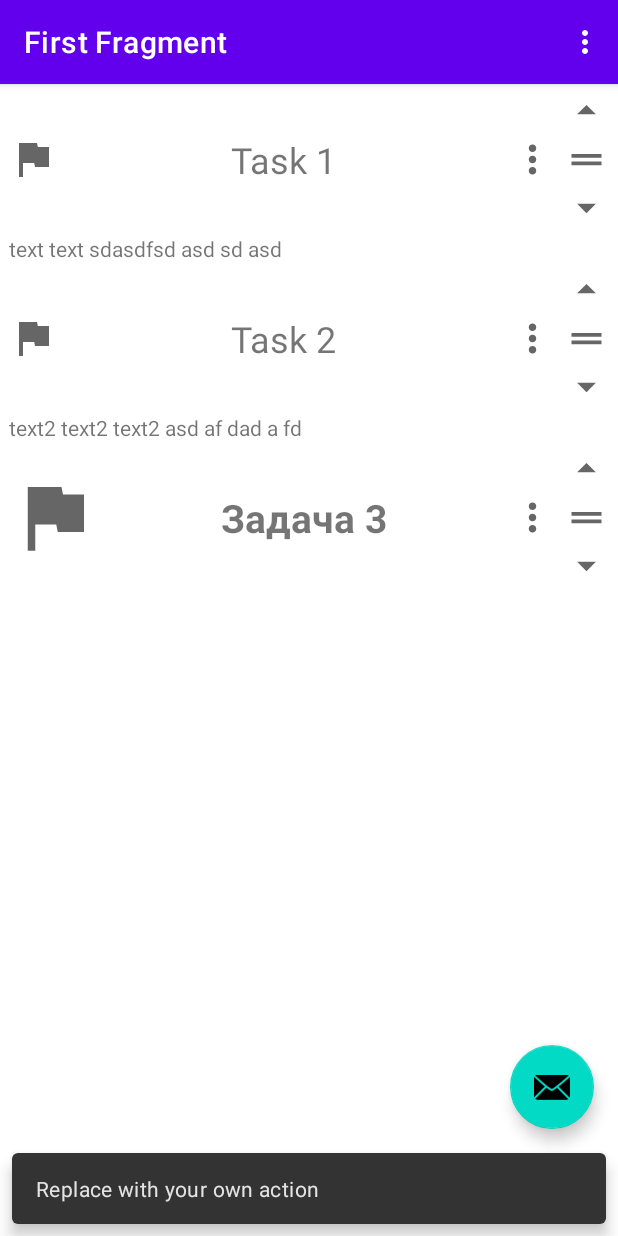
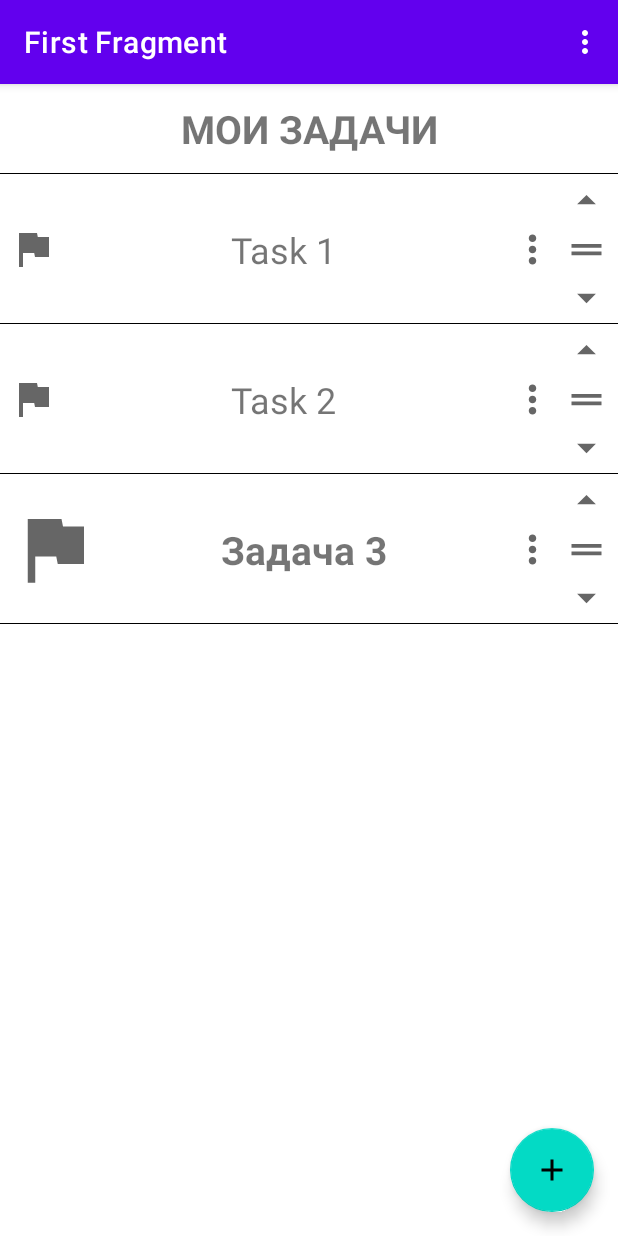
Before and after one commit to alex-eaa/TaskList, an Android app: the screen it shows after launch (MainActivity), after a tap on an icon or button, on a phone screen of 412 x 824 dp. Run offline under Robolectric (Android 15) with nearby library versions, the phone set to English and light mode, and no system bars; our stand-ins replace Room's generated code, RxJava, navigation-ui.

Commit message:
Add code

```diff
--- a/app/src/main/java/com/example/tasklist/ConvertUtils.kt
+++ b/app/src/main/java/com/example/tasklist/ConvertUtils.kt
@@ -7,7 +7,7 @@ fun convertTaskToEntity(task: Task): TaskEntity {
         position = task.position,
         title = task.title,
         content = task.content,
-        isHighPriority = task.isHighPriority.toString(),
+        type = task.type,
         isCompleted = task.isCompleted.toString(),
         dateCreation = task.dateCreation,
     )
@@ -20,7 +20,7 @@ fun convertEntityToTask(taskEntity: TaskEntity): Task {
         position = taskEntity.position,
         title = taskEntity.title,
         content = taskEntity.content,
-        isHighPriority = taskEntity.isHighPriority.toBoolean(),
+        type = taskEntity.type,
         isCompleted = taskEntity.isCompleted.toBoolean(),
         dateCreation = taskEntity.dateCreation,
     )
--- a/app/src/main/java/com/example/tasklist/FirstFragment.kt
+++ b/app/src/main/java/com/example/tasklist/FirstFragment.kt
@@ -48,17 +48,9 @@ class FirstFragment : Fragment() {
     override fun onViewCreated(view: View, savedInstanceState: Bundle?) {
         super.onViewCreated(view, savedInstanceState)
 
+        initView()
+
         binding.recyclerView.adapter = adapter
-
-        viewModel.saveTaskToDB(
-            Task(null, 1, "Task 1", "text text sdasdfsd asd sd asd ", false, false, "2021-10")
-        )
-        viewModel.saveTaskToDB(
-            Task(null, 2, "Task 2", "text2 text2 text2 asd af dad a fd ", false, false, "2021-10")
-        )
-        viewModel.saveTaskToDB(
-            Task(null, 3, "Задача 3", "text2 text2 text2 asd af dad a fd  ывоарплфыва ыфвларопфлоырапфыл валоыврп аылфв", true, false, "2021-10")
-        )
 
         viewModel.taskLiveData
             .observe(viewLifecycleOwner, {
@@ -71,6 +63,37 @@ class FirstFragment : Fragment() {
         viewModel.getAllTask()
     }
 
+    private fun initView(){
+        binding.fab.setOnClickListener { view ->
+            viewModel.saveTaskToDB(
+                Task(null, 1, "Task 1", "text text sdasdfsd asd sd asd ", TYPE_STANDARD_PRIORITY, false, "2021-10")
+            )
+            viewModel.saveTaskToDB(
+                Task(
+                    null,
+                    2,
+                    "Task 2",
+                    "text2 text2 text2 asd af dad a fd ",
+                    TYPE_STANDARD_PRIORITY,
+                    false,
+                    "2021-10"
+                )
+            )
+            viewModel.saveTaskToDB(
+                Task(
+                    null,
+                    3,
+                    "Задача 3",
+                    "text2 text2 text2 asd af dad a fd  ывоарплфыва ыфвларопфлоырапфыл валоыврп аылфв",
+                    TYPE_HIGH_PRIORITY,
+                    false,
+                    "2021-10"
+                )
+            )
+        }
+    }
+
+
     override fun onDestroyView() {
         super.onDestroyView()
         _binding = null
--- a/app/src/main/java/com/example/tasklist/MainActivity.kt
+++ b/app/src/main/java/com/example/tasklist/MainActivity.kt
@@ -27,11 +27,6 @@ class MainActivity : AppCompatActivity() {
         val navController = findNavController(R.id.nav_host_fragment_content_main)
         appBarConfiguration = AppBarConfiguration(navController.graph)
         setupActionBarWithNavController(navController, appBarConfiguration)
-
-        binding.fab.setOnClickListener { view ->
-            Snackbar.make(view, "Replace with your own action", Snackbar.LENGTH_LONG)
-                .setAction("Action", null).show()
-        }
     }
 
     override fun onCreateOptionsMenu(menu: Menu): Boolean {
--- a/app/src/main/java/com/example/tasklist/RecyclerAdapter.kt
+++ b/app/src/main/java/com/example/tasklist/RecyclerAdapter.kt
@@ -1,32 +1,39 @@
 package com.example.tasklist
 
+import android.util.Log
 import android.view.LayoutInflater
 import android.view.View
 import android.view.ViewGroup
+import android.widget.TextView
 import androidx.appcompat.widget.AppCompatTextView
 import androidx.recyclerview.widget.RecyclerView
+
 
 class RecyclerAdapter(
     private var onListItemClickListener: OnListItemClickListener
 ) : RecyclerView.Adapter<RecyclerView.ViewHolder>() {
 
-    companion object {
-        private const val TYPE_STANDARD_PRIORITY = 0
-        private const val TYPE_HIGH_PRIORITY = 1
-        private const val TYPE_TITLE = 2
-    }
+    private var data: MutableList<Task> = mutableListOf()
 
-    private var data: List<Task> = listOf<Task>()
-
-    fun setData(data: List<Task>){
-        this.data = data
+    fun setData(data: List<Task>) {
+        this.data = data.toMutableList()
+        this.data.add(0, Task(type = TYPE_HEADER, title = "МОИ ЗАДАЧИ"))
+        Log.d("APP", this.data.toString())
     }
 
     override fun onCreateViewHolder(parent: ViewGroup, viewType: Int): RecyclerView.ViewHolder {
         val inflater = LayoutInflater.from(parent.context)
-        return if (viewType == TYPE_STANDARD_PRIORITY) {
-            StandardViewHolder(inflater.inflate(R.layout.recycler_item_task, parent, false) as View)
-        } else {
+        return when (viewType) {
+            TYPE_STANDARD_PRIORITY -> {
+                StandardViewHolder(
+                    inflater.inflate(
+                        R.layout.recycler_item_task,
+                        parent,
+                        false
+                    ) as View
+                )
+            }
+            TYPE_HIGH_PRIORITY -> {
                 HighViewHolder(
                     inflater.inflate(
                         R.layout.recycler_item_task_high_priority,
@@ -35,15 +42,33 @@ class RecyclerAdapter(
                     ) as View
                 )
             }
+            else -> {
+                HeaderViewHolder(
+                    inflater.inflate(
+                        R.layout.recycler_item_header,
+                        parent,
+                        false
+                    ) as View
+                )
+            }
+        }
+
     }
 
     override fun onBindViewHolder(holder: RecyclerView.ViewHolder, position: Int) {
-        if (getItemViewType(position) == TYPE_STANDARD_PRIORITY){
+        when (getItemViewType(position)) {
+            TYPE_STANDARD_PRIORITY -> {
                 holder as StandardViewHolder
                 holder.bind(data[position])
-        }else{
+            }
+            TYPE_HIGH_PRIORITY -> {
                 holder as HighViewHolder
                 holder.bind(data[position])
+            }
+            else -> {
+                holder as HeaderViewHolder
+                holder.bind(data[position])
+            }
         }
     }
 
@@ -52,23 +77,45 @@ class RecyclerAdapter(
     }
 
     override fun getItemViewType(position: Int): Int {
-        return if (data[position].isHighPriority) TYPE_HIGH_PRIORITY
-        else TYPE_STANDARD_PRIORITY
+        return data[position].type
     }
 
     inner class StandardViewHolder(view: View) : RecyclerView.ViewHolder(view) {
+        var visible: Boolean = false
         fun bind(data: Task) {
-            itemView.findViewById<AppCompatTextView>(R.id.title).text = data.title
-            itemView.findViewById<AppCompatTextView>(R.id.content).text = data.content
+            itemView.findViewById<TextView>(R.id.title).text = data.title
+            val content = itemView.findViewById<TextView>(R.id.content)
+            content.text = data.content
+
+            itemView.setOnClickListener {
+                visible = !visible
+                if (visible) content.visibility = View.VISIBLE
+                else content.visibility = View.GONE
+            }
         }
     }
 
     inner class HighViewHolder(view: View) : RecyclerView.ViewHolder(view) {
+        var visible: Boolean = false
         fun bind(data: Task) {
             itemView.findViewById<AppCompatTextView>(R.id.title).text = data.title
-            itemView.findViewById<AppCompatTextView>(R.id.content).text = data.content
+            val content = itemView.findViewById<TextView>(R.id.content)
+            content.text = data.content
+            itemView.setOnClickListener {
+//                onListItemClickListener.onItemClick(data)
+                visible = !visible
+                if (visible) content.visibility = View.VISIBLE
+                else content.visibility = View.GONE
             }
         }
+    }
+
+    inner class HeaderViewHolder(view: View) : RecyclerView.ViewHolder(view) {
+        fun bind(data: Task) {
+            itemView.findViewById<AppCompatTextView>(R.id.title).text = data.title
+        }
+    }
+
 
     interface OnListItemClickListener {
         fun onItemClick(data: Task)
--- a/app/src/main/java/com/example/tasklist/Task.kt
+++ b/app/src/main/java/com/example/tasklist/Task.kt
@@ -1,11 +1,15 @@
 package com.example.tasklist
+
+const val TYPE_STANDARD_PRIORITY = 0
+const val TYPE_HIGH_PRIORITY = 1
+const val TYPE_HEADER = 2
 
 data class Task(
     var id: Int? = null,
-    var position: Int = -1,
+    var position: Int = 1,
     var title: String = "",
     var content: String = "",
-    var isHighPriority: Boolean = false,
+    var type: Int = TYPE_STANDARD_PRIORITY,
     var isCompleted: Boolean = false,
     var dateCreation: String = ""
 )
--- a/app/src/main/java/com/example/tasklist/TaskDao.kt
+++ b/app/src/main/java/com/example/tasklist/TaskDao.kt
@@ -19,10 +19,10 @@ interface TaskDao {
     @Query("SELECT * FROM TaskEntity ORDER BY dateCreation DESC")
     fun allTaskByDateDesc(): LiveData<List<TaskEntity>>
 
-    @Query("SELECT * FROM TaskEntity ORDER BY isHighPriority")
+    @Query("SELECT * FROM TaskEntity ORDER BY type")
     fun allTaskByPriority(): LiveData<List<TaskEntity>>
 
-    @Query("SELECT * FROM TaskEntity ORDER BY isHighPriority DESC")
+    @Query("SELECT * FROM TaskEntity ORDER BY type DESC")
     fun allTaskByPriorityDesc(): LiveData<List<TaskEntity>>
 
 
--- a/app/src/main/java/com/example/tasklist/TaskEntity.kt
+++ b/app/src/main/java/com/example/tasklist/TaskEntity.kt
@@ -10,7 +10,7 @@ data class TaskEntity(
     var position: Int,
     var title: String,
     var content: String,
-    var isHighPriority: String,
+    var type: Int,
     var isCompleted: String,
     var dateCreation: String
 )
--- /dev/null
+++ b/app/src/main/res/drawable/ic_baseline_add_24.xml
@@ -0,0 +1,10 @@
+<vector xmlns:android="http://schemas.android.com/apk/res/android"
+    android:width="24dp"
+    android:height="24dp"
+    android:viewportWidth="24"
+    android:viewportHeight="24"
+    android:tint="?attr/colorControlNormal">
+  <path
+      android:fillColor="@android:color/white"
+      android:pathData="M19,13h-6v6h-2v-6H5v-2h6V5h2v6h6v2z"/>
+</vector>
--- a/app/src/main/res/layout/activity_main.xml
+++ b/app/src/main/res/layout/activity_main.xml
@@ -22,13 +22,4 @@
 
     <include layout="@layout/content_main" />
 
-    <com.google.android.material.floatingactionbutton.FloatingActionButton
-        android:id="@+id/fab"
-        android:layout_width="wrap_content"
-        android:layout_height="wrap_content"
-        android:layout_gravity="bottom|end"
-        android:layout_marginEnd="@dimen/fab_margin"
-        android:layout_marginBottom="16dp"
-        app:srcCompat="@android:drawable/ic_dialog_email" />
-
 </androidx.coordinatorlayout.widget.CoordinatorLayout>
--- a/app/src/main/res/layout/fragment_first.xml
+++ b/app/src/main/res/layout/fragment_first.xml
@@ -1,7 +1,12 @@
 <?xml version="1.0" encoding="utf-8"?>
-<androidx.constraintlayout.widget.ConstraintLayout xmlns:android="http://schemas.android.com/apk/res/android"
+<androidx.coordinatorlayout.widget.CoordinatorLayout xmlns:android="http://schemas.android.com/apk/res/android"
     xmlns:app="http://schemas.android.com/apk/res-auto"
     xmlns:tools="http://schemas.android.com/tools"
+    android:layout_width="match_parent"
+    android:layout_height="match_parent"
+    tools:context=".MainActivity">
+
+    <androidx.constraintlayout.widget.ConstraintLayout
         android:layout_width="match_parent"
         android:layout_height="match_parent"
         tools:context=".FirstFragment">
@@ -18,3 +23,14 @@
             app:layout_constraintTop_toTopOf="parent" />
 
     </androidx.constraintlayout.widget.ConstraintLayout>
+
+    <com.google.android.material.floatingactionbutton.FloatingActionButton
+        android:id="@+id/fab"
+        android:layout_width="wrap_content"
+        android:layout_height="wrap_content"
+        android:layout_gravity="bottom|end"
+        android:layout_marginEnd="@dimen/fab_margin"
+        android:layout_marginBottom="16dp"
+        app:srcCompat="@drawable/ic_baseline_add_24" />
+
+</androidx.coordinatorlayout.widget.CoordinatorLayout>
--- a/app/src/main/res/layout/recycler_item_title.xml
+++ b/app/src/main/res/layout/recycler_item_header.xml
@@ -18,4 +18,11 @@
         app:layout_constraintTop_toTopOf="parent"
         tools:text="@tools:sample/full_names" />
 
+    <View
+        android:layout_width="match_parent"
+        android:layout_height="1px"
+        android:background="#000"
+        app:layout_constraintBottom_toBottomOf="@+id/title"
+        app:layout_constraintStart_toStartOf="parent" />
+
 </androidx.constraintlayout.widget.ConstraintLayout>
--- a/app/src/main/res/layout/recycler_item_task.xml
+++ b/app/src/main/res/layout/recycler_item_task.xml
@@ -2,6 +2,7 @@
 <androidx.constraintlayout.widget.ConstraintLayout xmlns:android="http://schemas.android.com/apk/res/android"
     xmlns:app="http://schemas.android.com/apk/res-auto"
     xmlns:tools="http://schemas.android.com/tools"
+    android:id="@+id/container"
     android:layout_width="match_parent"
     android:layout_height="wrap_content">
 
@@ -85,10 +86,17 @@
         android:layout_marginHorizontal="6dp"
         android:gravity="fill_horizontal"
         android:textSize="14sp"
+        android:visibility="gone"
         app:layout_constraintEnd_toEndOf="parent"
         app:layout_constraintStart_toStartOf="parent"
         app:layout_constraintTop_toTopOf="@id/guideline1"
         tools:text=" qweeqw qwnvasmf vmsdfmads fasdhfshjfg weg lqwiefgasldfg jashdgfj,sadhfg as,hfg agfhgdj,fasf mjgwekuy gfajgjh ertwter wertwer sdf gd gsd gfsr et wert ew t" />
 
+    <View
+        android:layout_width="match_parent"
+        android:layout_height="1px"
+        android:background="#000"
+        app:layout_constraintBottom_toBottomOf="@+id/content"
+        app:layout_constraintStart_toStartOf="parent" />
 
 </androidx.constraintlayout.widget.ConstraintLayout>
--- a/app/src/main/res/layout/recycler_item_task_high_priority.xml
+++ b/app/src/main/res/layout/recycler_item_task_high_priority.xml
@@ -82,14 +82,20 @@
     <androidx.appcompat.widget.AppCompatTextView
         android:id="@+id/content"
         android:layout_width="0dp"
-        android:layout_height="0dp"
+        android:layout_height="wrap_content"
         android:layout_marginHorizontal="6dp"
         android:gravity="fill_horizontal"
         android:textSize="14sp"
+        android:visibility="gone"
         app:layout_constraintEnd_toEndOf="parent"
         app:layout_constraintStart_toStartOf="parent"
         app:layout_constraintTop_toTopOf="@id/guideline1"
         tools:text=" qweeqw qwnvasmf vmsdfmads fasdhfshjfg weg lqwiefgasldfg jashdgfj,sadhfg as,hfg agfhgdj,fasf mjgwekuy gfajgjh ertwter wertwer sdf gd gsd gfsr et wert ew t" />
 
-
+    <View
+        android:layout_width="match_parent"
+        android:layout_height="1px"
+        android:background="#000"
+        app:layout_constraintBottom_toBottomOf="@+id/content"
+        app:layout_constraintStart_toStartOf="parent" />
 </androidx.constraintlayout.widget.ConstraintLayout>
```
Lines whose indentation alone changed are shown as unchanged.
